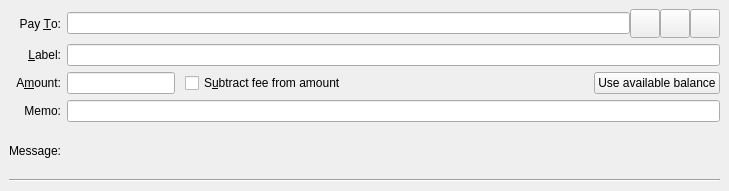
Old version of the form src/qt/forms/sendcoinsentry.ui in the repository PirateNetwork/pirate.
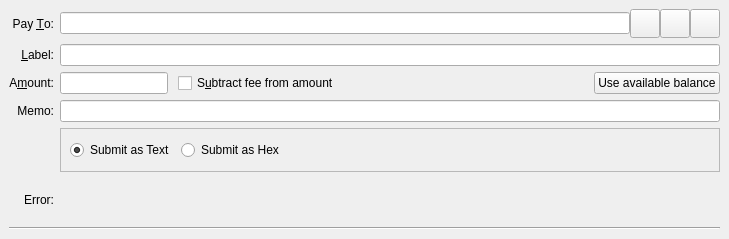
New version of the form. Icons and pictures are not drawn. Custom widgets are drawn as their Qt base class.

What changed in the file:
```diff
--- a/src/qt/forms/sendcoinsentry.ui
+++ b/src/qt/forms/sendcoinsentry.ui
@@ -7,7 +7,7 @@
     <x>0</x>
     <y>0</y>
     <width>729</width>
-    <height>191</height>
+    <height>239</height>
    </rect>
   </property>
   <property name="focusPolicy">
@@ -27,17 +27,14 @@
     <enum>QFrame::NoFrame</enum>
    </property>
    <layout class="QGridLayout" name="gridLayout">
-    <item row="0" column="0">
-     <widget class="QLabel" name="payToLabel">
+    <item row="5" column="0">
+     <widget class="QLabel" name="messageLabel">
       <property name="text">
-       <string>Pay &amp;To:</string>
+       <string>Error:</string>
       </property>
       <property name="alignment">
        <set>Qt::AlignRight|Qt::AlignTrailing|Qt::AlignVCenter</set>
       </property>
-      <property name="buddy">
-       <cstring>payTo</cstring>
-      </property>
      </widget>
     </item>
     <item row="0" column="1">
@@ -120,6 +117,13 @@
       </item>
      </layout>
     </item>
+    <item row="6" column="0" colspan="2">
+     <widget class="Line" name="line">
+      <property name="orientation">
+       <enum>Qt::Horizontal</enum>
+      </property>
+     </widget>
+    </item>
     <item row="1" column="0">
      <widget class="QLabel" name="labellLabel">
       <property name="text">
@@ -140,6 +144,16 @@
       </property>
      </widget>
     </item>
+    <item row="3" column="0">
+     <widget class="QLabel" name="memoLabel_2">
+      <property name="text">
+       <string>Memo:</string>
+      </property>
+      <property name="alignment">
+       <set>Qt::AlignRight|Qt::AlignTrailing|Qt::AlignVCenter</set>
+      </property>
+     </widget>
+    </item>
     <item row="2" column="0">
      <widget class="QLabel" name="amountLabel">
       <property name="text">
@@ -153,6 +167,39 @@
       </property>
      </widget>
     </item>
+    <item row="3" column="1">
+     <widget class="QValidatedLineEdit" name="memo">
+      <property name="toolTip">
+       <string>Message that will be included as part of the transaction</string>
+      </property>
+      <property name="maxLength">
+       <number>512</number>
+      </property>
+     </widget>
+    </item>
+    <item row="0" column="0">
+     <widget class="QLabel" name="payToLabel">
+      <property name="text">
+       <string>Pay &amp;To:</string>
+      </property>
+      <property name="alignment">
+       <set>Qt::AlignRight|Qt::AlignTrailing|Qt::AlignVCenter</set>
+      </property>
+      <property name="buddy">
+       <cstring>payTo</cstring>
+      </property>
+     </widget>
+    </item>
+    <item row="5" column="1">
+     <widget class="QLabel" name="messageTextLabel">
+      <property name="toolTip">
+       <string>A message that was attached to the pirate: URI which will be stored with the transaction for your reference. Note: This message will not be sent over the Pirate network.</string>
+      </property>
+      <property name="textFormat">
+       <enum>Qt::PlainText</enum>
+      </property>
+     </widget>
+    </item>
     <item row="2" column="1">
      <layout class="QHBoxLayout" name="horizontalLayoutAmount" stretch="0,1,0">
       <property name="spacing">
@@ -184,51 +231,67 @@
       </item>
      </layout>
     </item>
-    <item row="3" column="0">
-     <widget class="QLabel" name="memoLabel_2">
-      <property name="text">
-       <string>Memo:</string>
-      </property>
-      <property name="alignment">
-       <set>Qt::AlignRight|Qt::AlignTrailing|Qt::AlignVCenter</set>
-      </property>
-     </widget>
-    </item>
-    <item row="3" column="1">
-     <widget class="QValidatedLineEdit" name="memo">
-      <property name="toolTip">
-       <string>Message that will be included as part of the transaction</string>
-      </property>
-      <property name="maxLength">
-       <number>512</number>
-      </property>
-     </widget>
-    </item>
-    <item row="4" column="0">
-     <widget class="QLabel" name="messageLabel">
-      <property name="text">
-       <string>Message:</string>
-      </property>
-      <property name="alignment">
-       <set>Qt::AlignRight|Qt::AlignTrailing|Qt::AlignVCenter</set>
-      </property>
-     </widget>
-    </item>
     <item row="4" column="1">
-     <widget class="QLabel" name="messageTextLabel">
-      <property name="toolTip">
-       <string>A message that was attached to the pirate: URI which will be stored with the transaction for your reference. Note: This message will not be sent over the Pirate network.</string>
+     <widget class="QFrame" name="encodingFrame">
+      <property name="sizePolicy">
+       <sizepolicy hsizetype="Preferred" vsizetype="Minimum">
+        <horstretch>0</horstretch>
+        <verstretch>0</verstretch>
+       </sizepolicy>
       </property>
-      <property name="textFormat">
-       <enum>Qt::PlainText</enum>
+      <property name="frameShape">
+       <enum>QFrame::StyledPanel</enum>
       </property>
-     </widget>
-    </item>
-    <item row="5" column="0" colspan="2">
-     <widget class="Line" name="line">
-      <property name="orientation">
-       <enum>Qt::Horizontal</enum>
+      <property name="frameShadow">
+       <enum>QFrame::Raised</enum>
       </property>
+      <layout class="QHBoxLayout" name="horizontalLayout">
+       <property name="spacing">
+        <number>6</number>
+       </property>
+       <property name="leftMargin">
+        <number>9</number>
+       </property>
+       <property name="topMargin">
+        <number>6</number>
+       </property>
+       <property name="rightMargin">
+        <number>6</number>
+       </property>
+       <property name="bottomMargin">
+        <number>6</number>
+       </property>
+       <item>
+        <widget class="QRadioButton" name="radioEncodeString">
+         <property name="text">
+          <string>Submit as Text</string>
+         </property>
+         <property name="checked">
+          <bool>true</bool>
+         </property>
+        </widget>
+       </item>
+       <item>
+        <widget class="QRadioButton" name="radioEncodeHex">
+         <property name="text">
+          <string>Submit as Hex</string>
+         </property>
+        </widget>
+       </item>
+       <item>
+        <spacer name="horizontalSpacer">
+         <property name="orientation">
+          <enum>Qt::Horizontal</enum>
+         </property>
+         <property name="sizeHint" stdset="0">
+          <size>
+           <width>40</width>
+           <height>15</height>
+          </size>
+         </property>
+        </spacer>
+       </item>
+      </layout>
      </widget>
     </item>
    </layout>
@@ -1324,17 +1387,17 @@
   </widget>
  </widget>
  <customwidgets>
+  <customwidget>
+   <class>QValidatedLineEdit</class>
+   <extends>QLineEdit</extends>
+   <header>qvalidatedlineedit.h</header>
+  </customwidget>
   <customwidget>
    <class>KomodoAmountField</class>
    <extends>QLineEdit</extends>
    <header>komodoamountfield.h</header>
    <container>1</container>
   </customwidget>
-  <customwidget>
-   <class>QValidatedLineEdit</class>
-   <extends>QLineEdit</extends>
-   <header>qvalidatedlineedit.h</header>
-  </customwidget>
  </customwidgets>
  <tabstops>
   <tabstop>payTo</tabstop>
```
